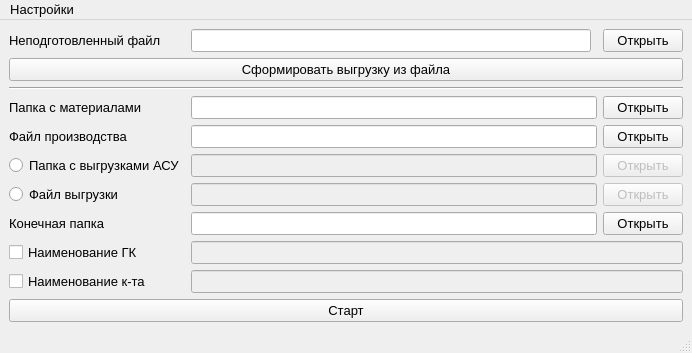
First picture: the form in designer/Main.ui, repository ant1cus/Project_SP, before the edit.
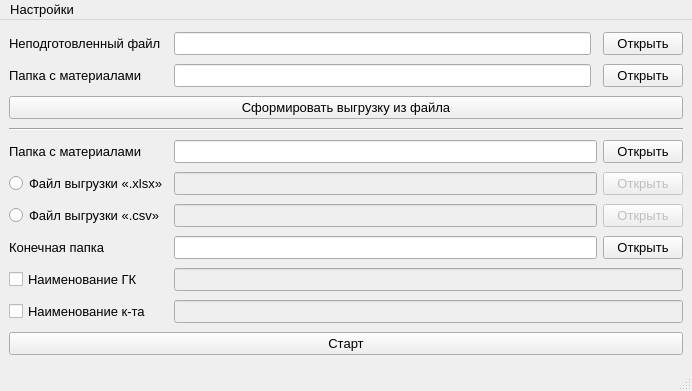
Second picture: the form after the edit.

Commit message: color cell in xlsx files after check

```diff
--- a/designer/Main.ui
+++ b/designer/Main.ui
@@ -7,7 +7,7 @@
     <x>0</x>
     <y>0</y>
     <width>692</width>
-    <height>353</height>
+    <height>391</height>
    </rect>
   </property>
   <property name="font">
@@ -20,22 +20,89 @@
   </property>
   <widget class="QWidget" name="centralwidget">
    <layout class="QGridLayout" name="gridLayout">
-    <item row="8" column="0">
+    <item row="9" column="3">
+     <widget class="QPushButton" name="pushButton_open_path_finish_dir">
+      <property name="sizePolicy">
+       <sizepolicy hsizetype="Fixed" vsizetype="Fixed">
+        <horstretch>0</horstretch>
+        <verstretch>0</verstretch>
+       </sizepolicy>
+      </property>
+      <property name="text">
+       <string>Открыть</string>
+      </property>
+     </widget>
+    </item>
+    <item row="5" column="3">
+     <widget class="QPushButton" name="pushButton_open_material_sp_dir">
+      <property name="sizePolicy">
+       <sizepolicy hsizetype="Fixed" vsizetype="Fixed">
+        <horstretch>0</horstretch>
+        <verstretch>0</verstretch>
+       </sizepolicy>
+      </property>
+      <property name="text">
+       <string>Открыть</string>
+      </property>
+     </widget>
+    </item>
+    <item row="1" column="0">
+     <widget class="QLabel" name="label_dir_check_material">
+      <property name="text">
+       <string>Папка с материалами</string>
+      </property>
+     </widget>
+    </item>
+    <item row="3" column="0" colspan="4">
+     <widget class="QPushButton" name="pushButton_form_file">
+      <property name="text">
+       <string>Сформировать выгрузку из файла</string>
+      </property>
+     </widget>
+    </item>
+    <item row="4" column="0" colspan="4">
+     <widget class="Line" name="line">
+      <property name="orientation">
+       <enum>Qt::Horizontal</enum>
+      </property>
+     </widget>
+    </item>
+    <item row="7" column="0">
+     <widget class="QRadioButton" name="radioButton_load_asu">
+      <property name="text">
+       <string>Файл выгрузки «.xlsx»</string>
+      </property>
+     </widget>
+    </item>
+    <item row="0" column="0">
+     <widget class="QLabel" name="label_unformat_file">
+      <property name="text">
+       <string>Неподготовленный файл</string>
+      </property>
+     </widget>
+    </item>
+    <item row="9" column="1" colspan="2">
+     <widget class="QLineEdit" name="lineEdit_path_dir_finish"/>
+    </item>
+    <item row="9" column="0">
      <widget class="QLabel" name="label_finish_folder">
       <property name="text">
        <string>Конечная папка</string>
       </property>
      </widget>
     </item>
-    <item row="11" column="0" colspan="4">
-     <widget class="QPushButton" name="pushButton_start">
+    <item row="5" column="0">
+     <widget class="QLabel" name="label_material_sp">
       <property name="text">
-       <string>Старт</string>
+       <string>Папка с материалами</string>
       </property>
      </widget>
     </item>
     <item row="8" column="3">
-     <widget class="QPushButton" name="pushButton_open_path_finish_dir">
+     <widget class="QPushButton" name="pushButton_open_load_manufacture_file">
+      <property name="enabled">
+       <bool>false</bool>
+      </property>
       <property name="sizePolicy">
        <sizepolicy hsizetype="Fixed" vsizetype="Fixed">
         <horstretch>0</horstretch>
@@ -47,6 +114,13 @@
       </property>
      </widget>
     </item>
+    <item row="11" column="1" colspan="3">
+     <widget class="QLineEdit" name="lineEdit_name_set">
+      <property name="enabled">
+       <bool>false</bool>
+      </property>
+     </widget>
+    </item>
     <item row="0" column="3">
      <widget class="QPushButton" name="pushButton_open_unformat_file">
       <property name="text">
@@ -54,29 +128,32 @@
       </property>
      </widget>
     </item>
-    <item row="9" column="1" colspan="3">
-     <widget class="QLineEdit" name="lineEdit_name_gk">
-      <property name="enabled">
-       <bool>false</bool>
-      </property>
-     </widget>
-    </item>
-    <item row="9" column="0">
-     <widget class="QCheckBox" name="checkBox_name_gk">
-      <property name="text">
-       <string>Наименование ГК</string>
-      </property>
-     </widget>
-    </item>
-    <item row="7" column="1" colspan="2">
+    <item row="8" column="1" colspan="2">
      <widget class="QLineEdit" name="lineEdit_path_file_manufacture">
       <property name="enabled">
        <bool>false</bool>
       </property>
      </widget>
     </item>
+    <item row="1" column="1">
+     <widget class="QLineEdit" name="lineEdit_path_dir_check_material"/>
+    </item>
+    <item row="1" column="3">
+     <widget class="QPushButton" name="pushButton_open_check_material_dir">
+      <property name="text">
+       <string>Открыть</string>
+      </property>
+     </widget>
+    </item>
+    <item row="7" column="1" colspan="2">
+     <widget class="QLineEdit" name="lineEdit_path_load_asu_file">
+      <property name="enabled">
+       <bool>false</bool>
+      </property>
+     </widget>
+    </item>
     <item row="7" column="3">
-     <widget class="QPushButton" name="pushButton_open_load_manufacture_file">
+     <widget class="QPushButton" name="pushButton_open_load_asu_file">
       <property name="enabled">
        <bool>false</bool>
       </property>
@@ -91,121 +168,44 @@
       </property>
      </widget>
     </item>
+    <item row="10" column="0">
+     <widget class="QCheckBox" name="checkBox_name_gk">
+      <property name="text">
+       <string>Наименование ГК</string>
+      </property>
+     </widget>
+    </item>
+    <item row="12" column="0" colspan="4">
+     <widget class="QPushButton" name="pushButton_start">
+      <property name="text">
+       <string>Старт</string>
+      </property>
+     </widget>
+    </item>
     <item row="0" column="1">
      <widget class="QLineEdit" name="lineEdit_path_file_unformat_file"/>
     </item>
-    <item row="7" column="0">
-     <widget class="QRadioButton" name="radioButton_load_manufacture">
-      <property name="text">
-       <string>Файл выгрузки</string>
-      </property>
-     </widget>
-    </item>
-    <item row="4" column="0">
-     <widget class="QLabel" name="label_unloading_file">
-      <property name="text">
-       <string>Файл производства</string>
-      </property>
-     </widget>
-    </item>
-    <item row="6" column="0">
-     <widget class="QRadioButton" name="radioButton_load_asu">
-      <property name="text">
-       <string>Папка с выгрузками АСУ</string>
-      </property>
-     </widget>
-    </item>
-    <item row="3" column="0">
-     <widget class="QLabel" name="label_material_sp">
-      <property name="text">
-       <string>Папка с материалами</string>
-      </property>
-     </widget>
-    </item>
-    <item row="10" column="0">
+    <item row="11" column="0">
      <widget class="QCheckBox" name="checkBox_name_set">
       <property name="text">
        <string>Наименование к-та</string>
       </property>
      </widget>
     </item>
-    <item row="1" column="0" colspan="4">
-     <widget class="QPushButton" name="pushButton_form_file">
-      <property name="text">
-       <string>Сформировать выгрузку из файла</string>
-      </property>
-     </widget>
-    </item>
-    <item row="3" column="3">
-     <widget class="QPushButton" name="pushButton_open_material_sp_dir">
-      <property name="sizePolicy">
-       <sizepolicy hsizetype="Fixed" vsizetype="Fixed">
-        <horstretch>0</horstretch>
-        <verstretch>0</verstretch>
-       </sizepolicy>
-      </property>
-      <property name="text">
-       <string>Открыть</string>
-      </property>
-     </widget>
-    </item>
-    <item row="3" column="1" colspan="2">
+    <item row="5" column="1" colspan="2">
      <widget class="QLineEdit" name="lineEdit_path_dir_material_sp"/>
     </item>
-    <item row="4" column="3">
-     <widget class="QPushButton" name="pushButton_open_unloading_file">
-      <property name="text">
-       <string>Открыть</string>
-      </property>
-     </widget>
-    </item>
-    <item row="6" column="3">
-     <widget class="QPushButton" name="pushButton_open_load_asu_dir">
-      <property name="enabled">
-       <bool>false</bool>
-      </property>
-      <property name="sizePolicy">
-       <sizepolicy hsizetype="Fixed" vsizetype="Fixed">
-        <horstretch>0</horstretch>
-        <verstretch>0</verstretch>
-       </sizepolicy>
-      </property>
-      <property name="text">
-       <string>Открыть</string>
-      </property>
-     </widget>
-    </item>
-    <item row="8" column="1" colspan="2">
-     <widget class="QLineEdit" name="lineEdit_path_dir_finish"/>
-    </item>
-    <item row="6" column="1" colspan="2">
-     <widget class="QLineEdit" name="lineEdit_path_dir_load_asu">
-      <property name="enabled">
-       <bool>false</bool>
-      </property>
-     </widget>
-    </item>
     <item row="10" column="1" colspan="3">
-     <widget class="QLineEdit" name="lineEdit_name_set">
+     <widget class="QLineEdit" name="lineEdit_name_gk">
       <property name="enabled">
        <bool>false</bool>
       </property>
      </widget>
     </item>
-    <item row="0" column="0">
-     <widget class="QLabel" name="label_unformat_file">
+    <item row="8" column="0">
+     <widget class="QRadioButton" name="radioButton_load_manufacture">
       <property name="text">
-       <string>Неподготовленный файл</string>
-      </property>
-     </widget>
-    </item>
-    <item row="4" column="1" colspan="2">
-     <widget class="QLineEdit" name="lineEdit_path_file_unloading"/>
-    </item>
-    <item row="2" column="0" colspan="4">
-     <widget class="Line" name="line">
-      <property name="orientation">
-       <enum>Qt::Horizontal</enum>
+       <string>Файл выгрузки «.csv»</string>
       </property>
      </widget>
     </item>
```
Left out of the diff: 4 changed lines with no effect on the pictures. The commit also changes 10 other files.
